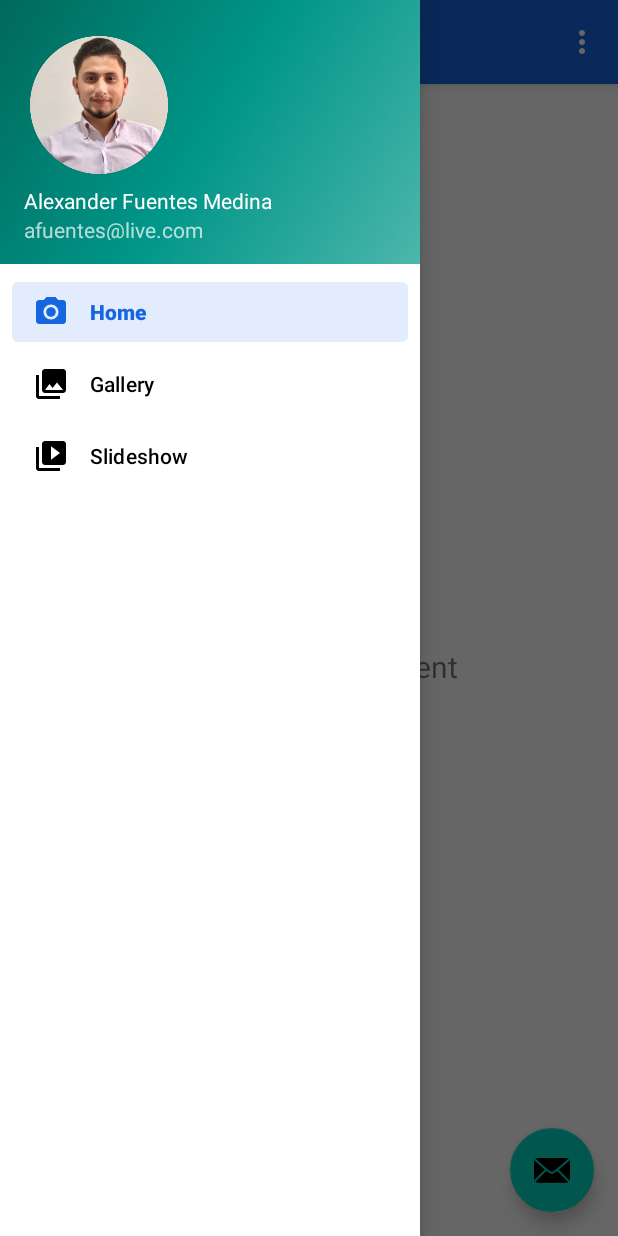
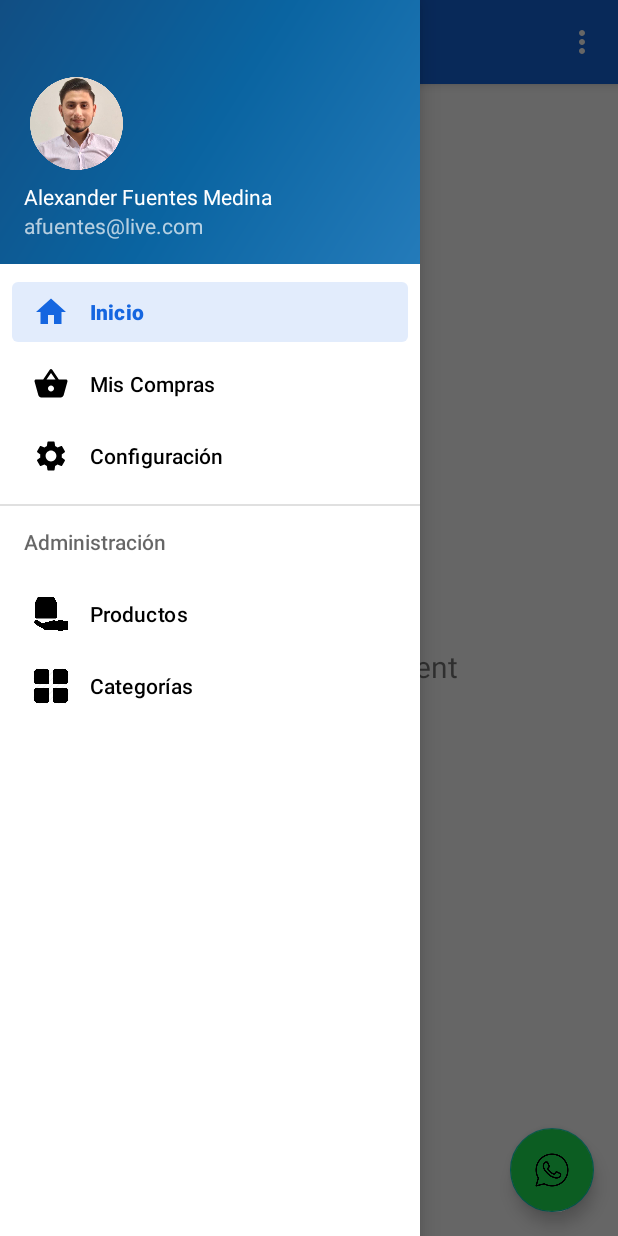
Before and after one commit to Alexander-FM/E-CommerceClient, an Android app: the InicioActivity screen opened directly, with no data from a screen before it, with the side drawer open, on a phone screen of 412 x 824 dp. Run offline under Robolectric (Android 15) with nearby library versions, the phone set to English and light mode, and no system bars; our stand-ins replace navigation-ui; libraries missing offline, so code that uses them is left out: cn.pedant.

Commit message:
Modificacion del navbar

```diff
--- a/app/src/main/AndroidManifest.xml
+++ b/app/src/main/AndroidManifest.xml
@@ -17,7 +17,7 @@
         <activity
             android:name=".activity.InicioActivity"
             android:label="@string/title_activity_inicio"
-            android:theme="@style/Theme.AppMovil.NoActionBar"></activity>
+            android:theme="@style/Theme.AppMovil.NoActionBar"/>
         <activity android:name=".activity.MainActivity">
             <intent-filter>
                 <action android:name="android.intent.action.MAIN" />
--- /dev/null
+++ b/app/src/main/res/drawable/ic_inicio.xml
@@ -0,0 +1,10 @@
+<vector xmlns:android="http://schemas.android.com/apk/res/android"
+    android:width="24dp"
+    android:height="24dp"
+    android:viewportWidth="24"
+    android:viewportHeight="24"
+    android:tint="?attr/colorControlNormal">
+  <path
+      android:fillColor="@android:color/white"
+      android:pathData="M10,20v-6h4v6h5v-8h3L12,3 2,12h3v8z"/>
+</vector>
--- a/app/src/main/res/drawable/ic_menu_camera.xml
+++ /dev/null
@@ -1,12 +0,0 @@
-<vector xmlns:android="http://schemas.android.com/apk/res/android"
-    android:width="24dp"
-    android:height="24dp"
-    android:viewportWidth="24.0"
-    android:viewportHeight="24.0">
-    <path
-        android:fillColor="#FF000000"
-        android:pathData="M12,12m-3.2,0a3.2,3.2 0,1 1,6.4 0a3.2,3.2 0,1 1,-6.4 0" />
-    <path
-        android:fillColor="#FF000000"
-        android:pathData="M9,2L7.17,4H4c-1.1,0 -2,0.9 -2,2v12c0,1.1 0.9,2 2,2h16c1.1,0 2,-0.9 2,-2V6c0,-1.1 -0.9,-2 -2,-2h-3.17L15,2H9zm3,15c-2.76,0 -5,-2.24 -5,-5s2.24,-5 5,-5 5,2.24 5,5 -2.24,5 -5,5z" />
-</vector>
--- a/app/src/main/res/drawable/ic_menu_gallery.xml
+++ /dev/null
@@ -1,9 +0,0 @@
-<vector xmlns:android="http://schemas.android.com/apk/res/android"
-    android:width="24dp"
-    android:height="24dp"
-    android:viewportWidth="24.0"
-    android:viewportHeight="24.0">
-    <path
-        android:fillColor="#FF000000"
-        android:pathData="M22,16V4c0,-1.1 -0.9,-2 -2,-2H8c-1.1,0 -2,0.9 -2,2v12c0,1.1 0.9,2 2,2h12c1.1,0 2,-0.9 2,-2zm-11,-4l2.03,2.71L16,11l4,5H8l3,-4zM2,6v14c0,1.1 0.9,2 2,2h14v-2H4V6H2z" />
-</vector>
--- a/app/src/main/res/drawable/ic_menu_slideshow.xml
+++ /dev/null
@@ -1,9 +0,0 @@
-<vector xmlns:android="http://schemas.android.com/apk/res/android"
-    android:width="24dp"
-    android:height="24dp"
-    android:viewportWidth="24.0"
-    android:viewportHeight="24.0">
-    <path
-        android:fillColor="#FF000000"
-        android:pathData="M4,6H2v14c0,1.1 0.9,2 2,2h14v-2H4V6zm16,-4H8c-1.1,0 -2,0.9 -2,2v12c0,1.1 0.9,2 2,2h12c1.1,0 2,-0.9 2,-2V4c0,-1.1 -0.9,-2 -2,-2zm-8,12.5v-9l6,4.5 -6,4.5z" />
-</vector>
--- /dev/null
+++ b/app/src/main/res/drawable/ic_my_shop.xml
@@ -0,0 +1,5 @@
+<vector android:height="24dp" android:tint="#FFFFFF"
+    android:viewportHeight="24" android:viewportWidth="24"
+    android:width="24dp" xmlns:android="http://schemas.android.com/apk/res/android">
+    <path android:fillColor="@android:color/white" android:pathData="M17.21,9l-4.38,-6.56c-0.19,-0.28 -0.51,-0.42 -0.83,-0.42 -0.32,0 -0.64,0.14 -0.83,0.43L6.79,9L2,9c-0.55,0 -1,0.45 -1,1 0,0.09 0.01,0.18 0.04,0.27l2.54,9.27c0.23,0.84 1,1.46 1.92,1.46h13c0.92,0 1.69,-0.62 1.93,-1.46l2.54,-9.27L23,10c0,-0.55 -0.45,-1 -1,-1h-4.79zM9,9l3,-4.4L15,9L9,9zM12,17c-1.1,0 -2,-0.9 -2,-2s0.9,-2 2,-2 2,0.9 2,2 -0.9,2 -2,2z"/>
+</vector>
--- /dev/null
+++ b/app/src/main/res/drawable/ic_settings.xml
@@ -0,0 +1,5 @@
+<vector android:height="24dp" android:tint="#FFFFFF"
+    android:viewportHeight="24" android:viewportWidth="24"
+    android:width="24dp" xmlns:android="http://schemas.android.com/apk/res/android">
+    <path android:fillColor="@android:color/white" android:pathData="M19.14,12.94c0.04,-0.3 0.06,-0.61 0.06,-0.94c0,-0.32 -0.02,-0.64 -0.07,-0.94l2.03,-1.58c0.18,-0.14 0.23,-0.41 0.12,-0.61l-1.92,-3.32c-0.12,-0.22 -0.37,-0.29 -0.59,-0.22l-2.39,0.96c-0.5,-0.38 -1.03,-0.7 -1.62,-0.94L14.4,2.81c-0.04,-0.24 -0.24,-0.41 -0.48,-0.41h-3.84c-0.24,0 -0.43,0.17 -0.47,0.41L9.25,5.35C8.66,5.59 8.12,5.92 7.63,6.29L5.24,5.33c-0.22,-0.08 -0.47,0 -0.59,0.22L2.74,8.87C2.62,9.08 2.66,9.34 2.86,9.48l2.03,1.58C4.84,11.36 4.8,11.69 4.8,12s0.02,0.64 0.07,0.94l-2.03,1.58c-0.18,0.14 -0.23,0.41 -0.12,0.61l1.92,3.32c0.12,0.22 0.37,0.29 0.59,0.22l2.39,-0.96c0.5,0.38 1.03,0.7 1.62,0.94l0.36,2.54c0.05,0.24 0.24,0.41 0.48,0.41h3.84c0.24,0 0.44,-0.17 0.47,-0.41l0.36,-2.54c0.59,-0.24 1.13,-0.56 1.62,-0.94l2.39,0.96c0.22,0.08 0.47,0 0.59,-0.22l1.92,-3.32c0.12,-0.22 0.07,-0.47 -0.12,-0.61L19.14,12.94zM12,15.6c-1.98,0 -3.6,-1.62 -3.6,-3.6s1.62,-3.6 3.6,-3.6s3.6,1.62 3.6,3.6S13.98,15.6 12,15.6z"/>
+</vector>
--- a/app/src/main/res/drawable/side_nav_bar.xml
+++ b/app/src/main/res/drawable/side_nav_bar.xml
@@ -2,8 +2,8 @@
     android:shape="rectangle">
     <gradient
         android:angle="135"
-        android:centerColor="#009688"
-        android:endColor="#00695C"
-        android:startColor="#4DB6AC"
+        android:centerColor="#0A64A1"
+        android:endColor="#114E83"
+        android:startColor="#247BBA"
         android:type="linear" />
 </shape>
--- a/app/src/main/res/layout/app_bar_inicio.xml
+++ b/app/src/main/res/layout/app_bar_inicio.xml
@@ -28,6 +28,7 @@
         android:layout_height="wrap_content"
         android:layout_gravity="bottom|end"
         android:layout_margin="@dimen/fab_margin"
-        app:srcCompat="@android:drawable/ic_dialog_email" />
+        android:backgroundTint="#1de956"
+        app:srcCompat="@drawable/whatsapp" />
 
 </androidx.coordinatorlayout.widget.CoordinatorLayout>
--- a/app/src/main/res/layout/nav_header_inicio.xml
+++ b/app/src/main/res/layout/nav_header_inicio.xml
@@ -14,8 +14,8 @@
 
     <ImageView
         android:id="@+id/imageView"
-        android:layout_width="100dp"
-        android:layout_height="100dp"
+        android:layout_width="70dp"
+        android:layout_height="70dp"
         android:contentDescription="@string/nav_header_desc"
         android:paddingTop="@dimen/nav_header_vertical_spacing"
         app:srcCompat="@drawable/foto_alex_circle" />
--- a/app/src/main/res/menu/activity_main_drawer.xml
+++ b/app/src/main/res/menu/activity_main_drawer.xml
@@ -6,15 +6,29 @@
     <group android:checkableBehavior="single">
         <item
             android:id="@+id/nav_home"
-            android:icon="@drawable/ic_menu_camera"
+            android:icon="@drawable/ic_inicio"
             android:title="@string/menu_home" />
         <item
+            android:id="@+id/nav_slideshow"
+            android:icon="@drawable/ic_my_shop"
+            android:title="@string/menu_compras" />
+        <item
             android:id="@+id/nav_gallery"
-            android:icon="@drawable/ic_menu_gallery"
-            android:title="@string/menu_gallery" />
-        <item
-            android:id="@+id/nav_slideshow"
-            android:icon="@drawable/ic_menu_slideshow"
-            android:title="@string/menu_slideshow" />
+            android:icon="@drawable/ic_settings"
+            android:title="@string/menu_configuracion" />
     </group>
+    <item android:title="@string/nav_administracion">
+        <menu>
+            <group android:checkableBehavior="single">
+                <item
+                    android:id="@+id/nav_productos"
+                    android:title="@string/nav_producto"
+                    android:icon="@drawable/paquete"/>
+                <item
+                    android:id="@+id/nav_categoria"
+                    android:title="@string/nav_categoria"
+                    android:icon="@drawable/ic_categoria"/>
+            </group>
+        </menu>
+    </item>
 </menu>
--- a/app/src/main/res/values/strings.xml
+++ b/app/src/main/res/values/strings.xml
@@ -13,8 +13,11 @@
     <string name="nav_header_subtitle">afuentes@live.com</string>
     <string name="nav_header_desc">Navigation header</string>
     <string name="action_settings">Settings</string>
+    <string name="menu_configuracion">Configuración</string>
+    <string name="menu_compras">Mis Compras</string>
+    <string name="menu_home">Inicio</string>
+    <string name="nav_administracion">Administración</string>
+    <string name="nav_producto">Productos</string>
+    <string name="nav_categoria">Categorías</string>
 
-    <string name="menu_home">Home</string>
-    <string name="menu_gallery">Gallery</string>
-    <string name="menu_slideshow">Slideshow</string>
 </resources>
```
Also changed, not shown: app/src/main/res/drawable-v24/ic_categoria.png (added), app/src/main/res/drawable-v24/imagen_not_found_sorry.png (added), app/src/main/res/drawable-v24/paquete.png (added), app/src/main/res/drawable-v24/whatsapp.png (added).
